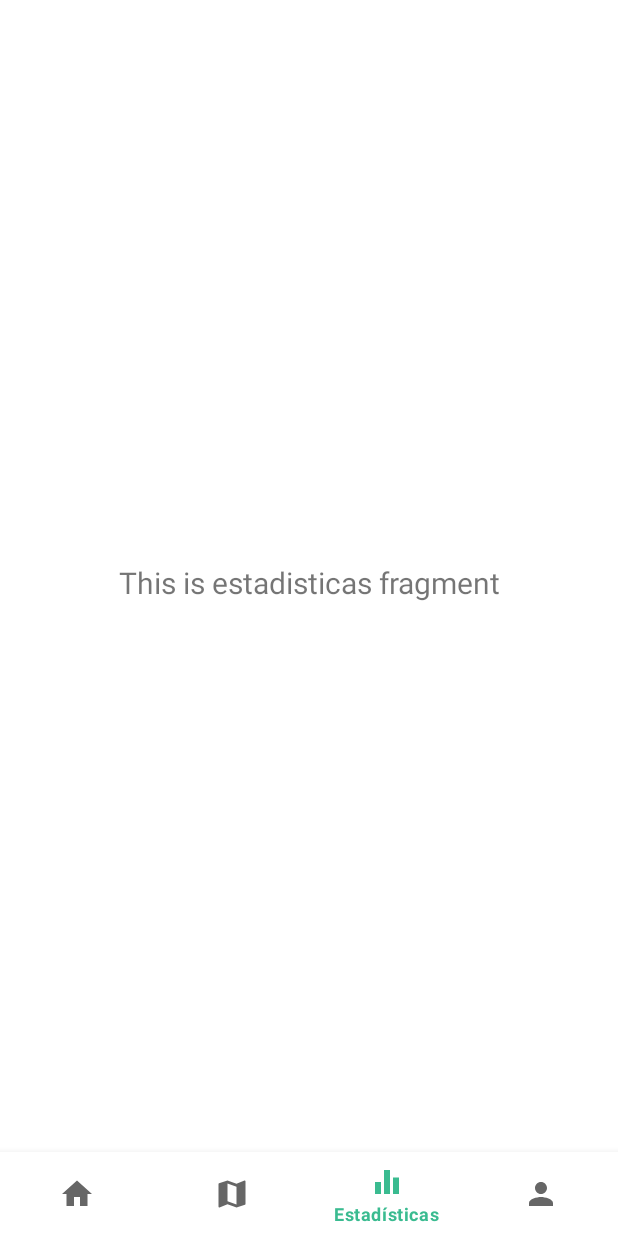
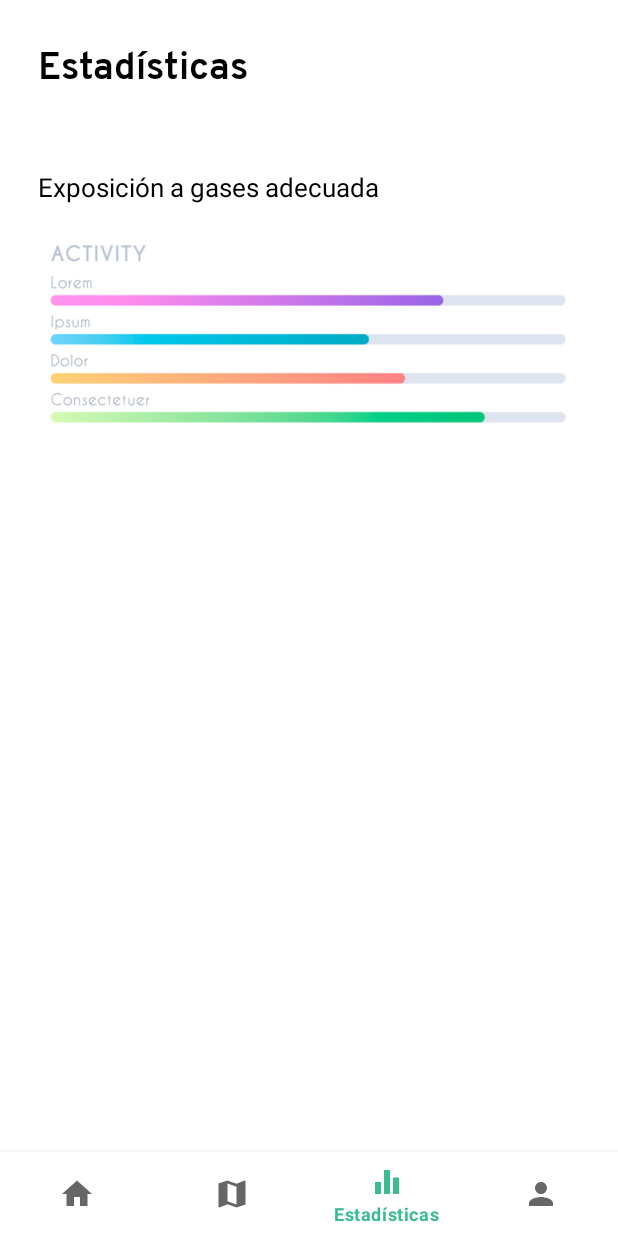
Before and after one commit to GTI-3A-Pure-Life/Pure-Life-Android, an Android app: the EstadisticasFragment screen opened through its navigation route, on a phone screen of 412 x 824 dp. Run offline under Robolectric (Android 15) with nearby library versions, the phone set to English and light mode, and no system bars; our stand-ins replace navigation-ui.

Commit message:
Mapa y estadísticas 02/11/2021

```diff
--- a/src/BTLEAndroid2021/app/src/main/java/com/example/rparcas/btleandroid2021/ui/estadisticas/EstadisticasFragment.java
+++ b/src/BTLEAndroid2021/app/src/main/java/com/example/rparcas/btleandroid2021/ui/estadisticas/EstadisticasFragment.java
@@ -33,13 +33,16 @@ public class EstadisticasFragment extends Fragment {
         binding = FragmentEstadisticasBinding.inflate(inflater, container, false);
         View root = binding.getRoot();
 
+        /*
         final TextView textView = binding.textNotifications;
+
         estadisticasViewModel.getText().observe(getViewLifecycleOwner(), new Observer<String>() {
             @Override
             public void onChanged(@Nullable String s) {
                 textView.setText(s);
             }
         });
+        */
         return root;
     }
 
--- a/src/BTLEAndroid2021/app/src/main/java/com/example/rparcas/btleandroid2021/ui/mapa/MapaFragment.java
+++ b/src/BTLEAndroid2021/app/src/main/java/com/example/rparcas/btleandroid2021/ui/mapa/MapaFragment.java
@@ -33,6 +33,7 @@ public class MapaFragment extends Fragment {
         binding = FragmentMapaBinding.inflate(inflater, container, false);
         View root = binding.getRoot();
 
+        /*
         final TextView textView = binding.textMapa;
         mapaViewModel.getText().observe(getViewLifecycleOwner(), new Observer<String>() {
             @Override
@@ -40,6 +41,7 @@ public class MapaFragment extends Fragment {
                 textView.setText(s);
             }
         });
+         */
         return root;
     }
 
--- a/src/BTLEAndroid2021/app/src/main/res/layout/fragment_estadisticas.xml
+++ b/src/BTLEAndroid2021/app/src/main/res/layout/fragment_estadisticas.xml
@@ -7,17 +7,36 @@
     tools:context=".ui.estadisticas.EstadisticasFragment">
 
     <TextView
-        android:id="@+id/text_notifications"
-        android:layout_width="match_parent"
+        android:id="@+id/tituloDeActividadEstadisticas"
+        style="@style/TituloDeActivity"
+        android:layout_width="0dp"
         android:layout_height="wrap_content"
-        android:layout_marginStart="8dp"
-        android:layout_marginTop="8dp"
-        android:layout_marginEnd="8dp"
-        android:textAlignment="center"
-        android:textSize="20sp"
-        app:layout_constraintBottom_toBottomOf="parent"
+        android:layout_marginStart="25dp"
+        android:layout_marginTop="25dp"
+        android:layout_marginEnd="25dp"
+        android:text="Estadísticas"
         app:layout_constraintEnd_toEndOf="parent"
         app:layout_constraintStart_toStartOf="parent"
         app:layout_constraintTop_toTopOf="parent" />
 
+    <TextView
+        android:id="@+id/textView4"
+        style="@style/SubTitulo"
+        android:layout_width="0dp"
+        android:layout_height="wrap_content"
+        android:layout_marginTop="50dp"
+        android:text="Exposición a gases adecuada"
+        app:layout_constraintEnd_toEndOf="@+id/tituloDeActividadEstadisticas"
+        app:layout_constraintStart_toStartOf="@+id/tituloDeActividadEstadisticas"
+        app:layout_constraintTop_toBottomOf="@+id/tituloDeActividadEstadisticas" />
+
+    <ImageView
+        android:id="@+id/imageView3"
+        android:layout_width="0dp"
+        android:layout_height="143dp"
+        android:layout_marginTop="15dp"
+        android:src="@drawable/grafica"
+        app:layout_constraintEnd_toEndOf="@+id/textView4"
+        app:layout_constraintStart_toStartOf="@+id/textView4"
+        app:layout_constraintTop_toBottomOf="@+id/textView4" />
 </androidx.constraintlayout.widget.ConstraintLayout>
--- a/src/BTLEAndroid2021/app/src/main/res/layout/fragment_mapa.xml
+++ b/src/BTLEAndroid2021/app/src/main/res/layout/fragment_mapa.xml
@@ -6,16 +6,11 @@
     android:layout_height="match_parent"
     tools:context=".ui.mapa.MapaFragment">
 
-    <TextView
-        android:id="@+id/text_mapa"
-        android:layout_width="match_parent"
+    <ImageView
+        android:id="@+id/imageView2"
+        android:layout_width="411dp"
         android:layout_height="wrap_content"
-        android:layout_marginStart="8dp"
-        android:layout_marginTop="8dp"
-        android:layout_marginEnd="8dp"
-        android:textAlignment="center"
-        android:textSize="20sp"
-        app:layout_constraintBottom_toBottomOf="parent"
+        android:src="@drawable/map"
         app:layout_constraintEnd_toEndOf="parent"
         app:layout_constraintStart_toStartOf="parent"
         app:layout_constraintTop_toTopOf="parent" />
--- a/src/BTLEAndroid2021/app/src/main/res/values/themes.xml
+++ b/src/BTLEAndroid2021/app/src/main/res/values/themes.xml
@@ -18,7 +18,7 @@
         <!--=====================================================================================-->
         <!-- Status bar color. -->
         <!--=====================================================================================-->
-        <item name="android:statusBarColor" tools:targetApi="l">?attr/colorPrimaryVariant</item>
+        <item name="android:statusBarColor" tools:targetApi="l">@color/white</item>
         <!--=====================================================================================-->
         <!-- Fuente -->
         <!--=====================================================================================-->
```
Also changed, not shown: src/BTLEAndroid2021/app/src/main/res/drawable/grafica.png (added), src/BTLEAndroid2021/app/src/main/res/drawable/map.png (added).
